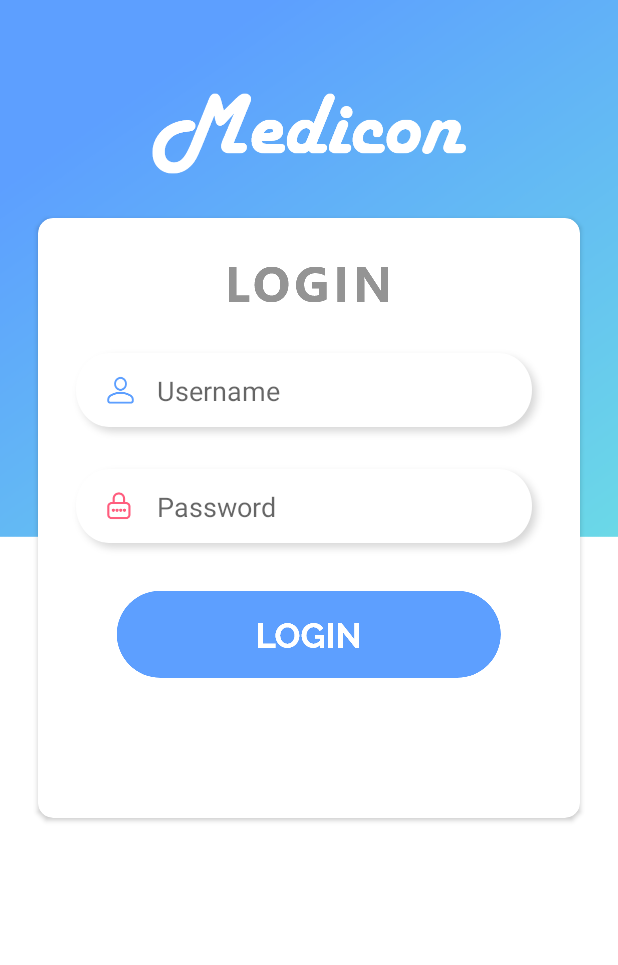
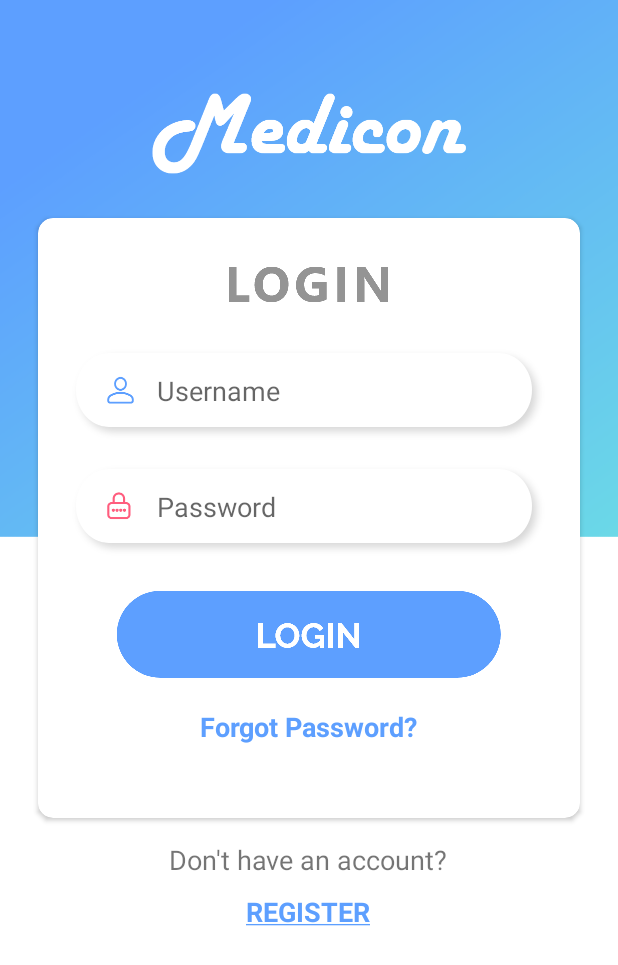
Before and after one commit to Sanchit-99/MedicMan, an Android app: the screen it shows after launch (Login), on a phone screen of 412 x 824 dp. Shown: the top 965 px of the screen. Run offline under Robolectric (Android 15) with nearby library versions, the phone set to English and light mode, and no system bars.

Commit message:
Completed Login ui

```diff
--- a/app/src/main/res/layout/login.xml
+++ b/app/src/main/res/layout/login.xml
@@ -16,6 +16,7 @@
         android:layout_marginTop="50dp"/>
 
     <androidx.cardview.widget.CardView
+        android:id="@+id/login_card"
         app:cardCornerRadius="10dp"
         android:elevation="5dp"
         android:layout_marginTop="20dp"
@@ -64,12 +65,45 @@
                 android:layout_width="wrap_content"
                 android:layout_height="wrap_content"/>
 
+            <TextView
+                android:textStyle="bold"
+                android:layout_marginTop="20dp"
+                android:text="Forgot Password?"
+                android:textSize="18dp"
+                android:textColor="@color/colorPrimary"
+                android:layout_width="wrap_content"
+                android:layout_height="wrap_content"/>
+
         </LinearLayout>
+
+    </androidx.cardview.widget.CardView>
+
+    <LinearLayout
+        android:layout_marginTop="15dp"
+        android:layout_centerHorizontal="true"
+        android:layout_below="@id/login_card"
+        android:gravity="center_horizontal"
+        android:orientation="vertical"
+        android:layout_width="wrap_content"
+        android:layout_height="wrap_content">
+
+        <TextView
+            android:textSize="18dp"
+            android:text="Don't have an account?"
+            android:layout_width="wrap_content"
+            android:layout_height="wrap_content"/>
+        <TextView
+
+            android:textStyle="bold"
+            android:textColor="@color/colorPrimary"
+            android:layout_marginTop="10dp"
+            android:textSize="18dp"
+            android:text="@string/register"
+            android:layout_width="wrap_content"
+            android:layout_height="wrap_content"/>
+
+    </LinearLayout>
 
 
 
-
-
-    </androidx.cardview.widget.CardView>
-
 </RelativeLayout>
--- a/app/src/main/res/values/strings.xml
+++ b/app/src/main/res/values/strings.xml
@@ -1,3 +1,4 @@
 <resources>
     <string name="app_name">Medicon</string>
+    <string name="register"><u>REGISTER</u></string>
 </resources>
```
